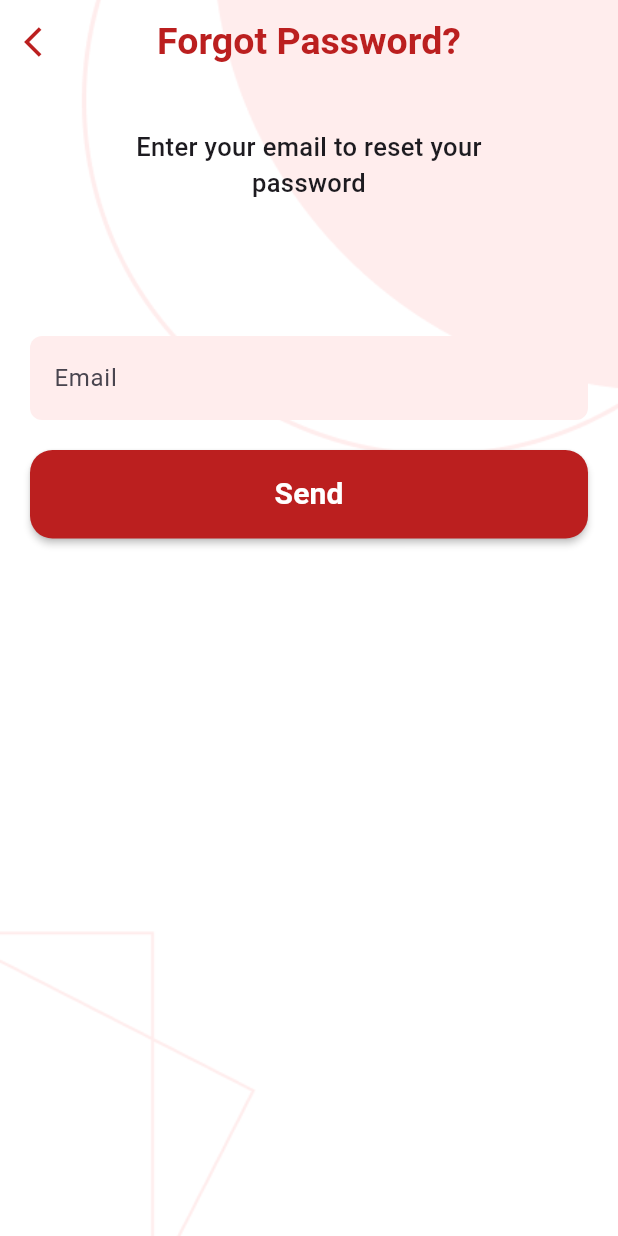
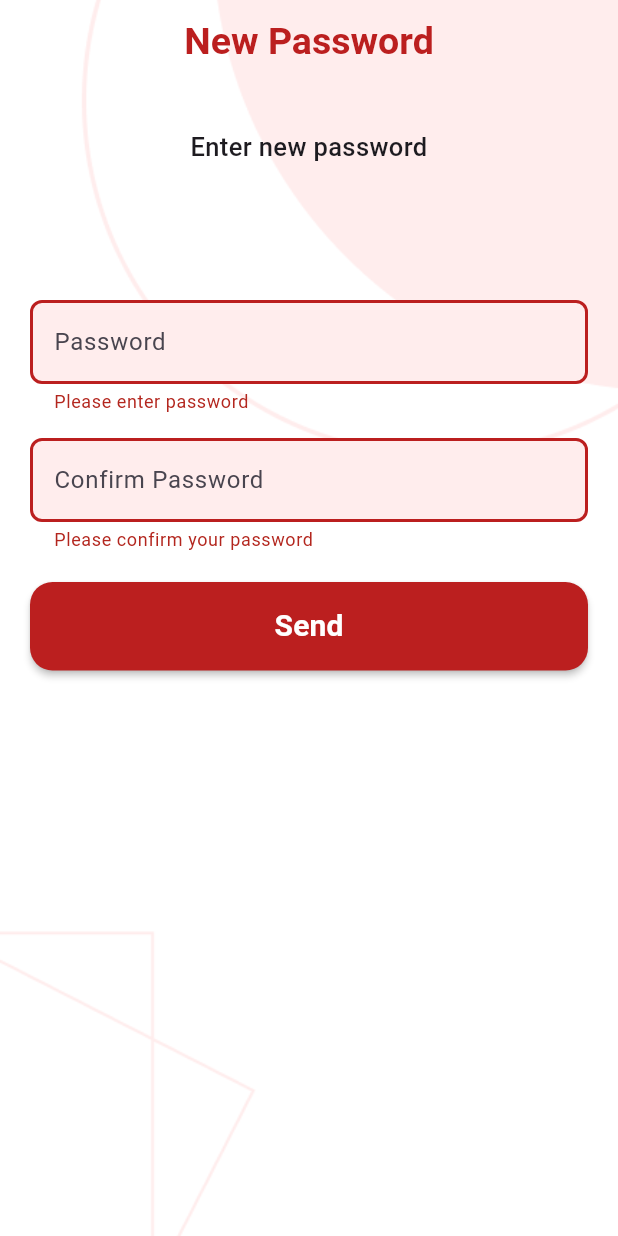
Before and after one commit to naihchams/bloodly_flutter, a Flutter app: the screen it shows after launch, after a tap on "Send", on a phone screen of 412 x 824 dp. Run offline on Flutter 3.47's test engine with Material 3 defaults, Android fonts, the phone set to English and light mode, and no system bars; our stand-ins replace flutter_svg, pin_code_fields.

Commit message:
new password screen frontend

```diff
--- a/lib/main.dart
+++ b/lib/main.dart
@@ -1,6 +1,7 @@
 import 'package:flutter/material.dart';
 import 'package:myapp/constants/images.dart';
 import 'package:myapp/screens/forgot_password_screen.dart';
+import 'package:myapp/screens/reset_password_screen.dart';
 import 'package:myapp/screens/verification_screen.dart';
 import 'package:myapp/screens/welcome_screen.dart';
 
@@ -34,7 +35,7 @@ class MyApp extends StatelessWidget {
           // tested with just a hot reload.
 
           ),
-      home: ForgotPasswordScreen(),
+      home: ResetPasswordScreen(),
     );
   }
 }
--- /dev/null
+++ b/lib/screens/reset_password_screen.dart
@@ -0,0 +1,138 @@
+import 'package:flutter/material.dart';
+import 'package:myapp/utils/form_validation.dart';
+import 'package:myapp/widgets/custom_textfield.dart';
+import 'package:pin_code_fields/pin_code_fields.dart';
+import 'package:myapp/constants/color.dart';
+import 'package:myapp/constants/images.dart';
+import 'package:myapp/widgets/custom_button.dart';
+
+class ResetPasswordScreen extends StatelessWidget {
+  ResetPasswordScreen({super.key});
+
+  final _passwordController = TextEditingController();
+  final _confirmPasswordController = TextEditingController();
+
+  final _formKey = GlobalKey<FormState>();
+
+  @override
+  Widget build(BuildContext context) {
+    return Scaffold(
+      appBar: AppBar(
+        elevation: 0,
+        backgroundColor: Colors.transparent,
+        automaticallyImplyLeading: false,
+        centerTitle: true,
+        title: const Text(
+          "New Password",
+          style: TextStyle(
+            fontSize: 25,
+            fontWeight: FontWeight.bold,
+            color: primaryColor,
+          ),
+          textAlign: TextAlign.center,
+        ),
+      ),
+      extendBodyBehindAppBar: true,
+      body: GestureDetector(
+        onTap: () {
+          FocusScope.of(context).unfocus();
+        },
+        child: LayoutBuilder(
+          builder: (context, constraints) {
+            return SingleChildScrollView(
+              child: ConstrainedBox(
+                constraints: BoxConstraints(
+                  minHeight: constraints.maxHeight,
+                ),
+                child: IntrinsicHeight(
+                  child: Container(
+                    width: MediaQuery.of(context).size.width,
+                    decoration: const BoxDecoration(
+                      image: DecorationImage(
+                        image: AssetImage(backgroundImage),
+                        fit: BoxFit.cover,
+                      ),
+                    ),
+                    child: SafeArea(
+                      child: Padding(
+                        padding: const EdgeInsets.symmetric(
+                          vertical: 30,
+                          horizontal: 20,
+                        ),
+                        child: Column(
+                          mainAxisAlignment: MainAxisAlignment.start,
+                          crossAxisAlignment: CrossAxisAlignment.center,
+                          children: [
+                            const SizedBox(
+                              width: 250,
+                              child: Text(
+                                "Enter new password",
+                                textAlign: TextAlign.center,
+                                style: TextStyle(
+                                  fontSize: 17,
+                                  fontWeight: FontWeight.w500,
+                                ),
+                              ),
+                            ),
+                            const SizedBox(height: 90),
+                            Form(
+                              key: _formKey,
+                              child: Column(
+                                mainAxisAlignment: MainAxisAlignment.center,
+                                children: [
+                                  CustomTextField(
+                                    hintText: 'Password',
+                                    controller: _passwordController,
+                                    obscureText: true,
+                                    validator: validatePassword,
+                                  ),
+                                  const SizedBox(height: 16),
+                                  CustomTextField(
+                                    hintText: 'Confirm Password',
+                                    controller: _confirmPasswordController,
+                                    obscureText: true,
+                                    validator: (value) {
+                                      if (value == null || value.isEmpty) {
+                                        return 'Please confirm your password';
+                                      }
+                                      if (value != _passwordController.text) {
+                                        return 'Passwords do not match';
+                                      }
+                                      return null;
+                                    },
+                                  ),
+                                  const SizedBox(height: 20),
+                                  SizedBox(
+                                    width: MediaQuery.of(context).size.width,
+                                    child: CustomButton(
+                                      text: "Send",
+                                      backgroundColor: primaryColor,
+                                      foregroundColor: Colors.white,
+                                      onPressed: () {
+                                        if (_formKey.currentState?.validate() ==
+                                            true) {
+                                          print(
+                                              'Verification code: ${_passwordController.text}');
+                                        }
+                                      },
+                                      elevation: 2,
+                                    ),
+                                  ),
+                                ],
+                              ),
+                            ),
+                            Spacer(),
+                          ],
+                        ),
+                      ),
+                    ),
+                  ),
+                ),
+              ),
+            );
+          },
+        ),
+      ),
+    );
+  }
+}
```
